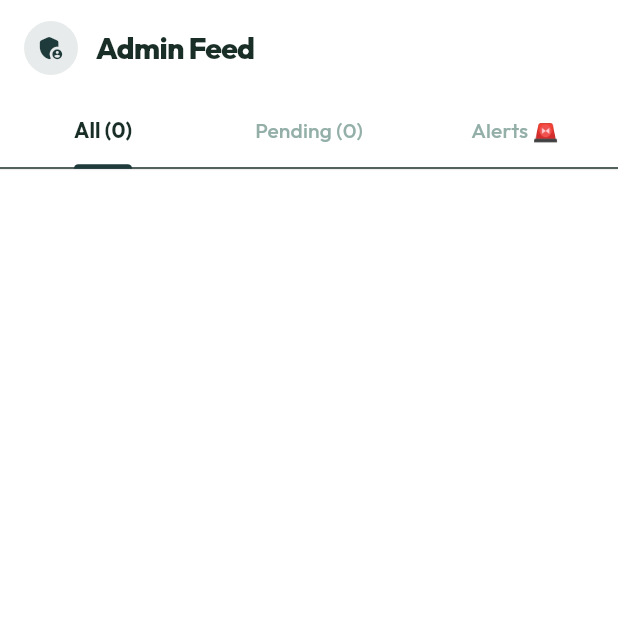
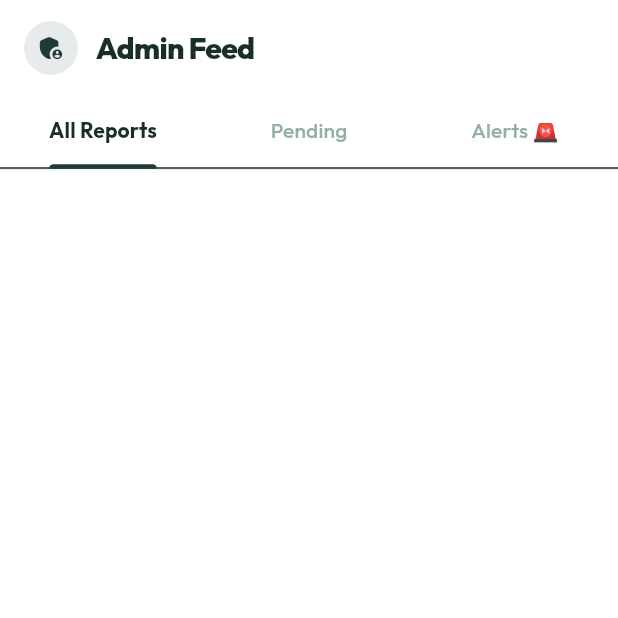
Before and after one commit to Dhaneesh05/KitahackProject2026, a Flutter app: the AdminFeedScreen screen opened directly, on a phone screen of 412 x 824 dp, the top half of it. Run offline on Flutter 3.47's test engine with Material 3 defaults, Android fonts, the phone set to English and light mode, and no system bars; our stand-ins replace cloud_firestore, csv, firebase_auth, firebase_core, firebase_storage, fl_chart and 7 more; accounts and stored records are empty.

Commit message:
Integrate V7.3 Admin Backend

```diff
--- a/lib/screens/admin_feed_screen.dart
+++ b/lib/screens/admin_feed_screen.dart
@@ -1,7 +1,7 @@
 import 'package:flutter/material.dart';
-import 'package:cloud_firestore/cloud_firestore.dart';
+import '../models/post.dart';
 import '../services/database_service.dart';
-import '../widgets/firestore_report_card.dart';
+import '../widgets/admin_post_card.dart';
 import '../theme/app_theme.dart';
 
 /// The admin's version of the feed — live from Firestore with admin filter tabs.
@@ -33,19 +33,12 @@ class _AdminFeedScreenState extends State<AdminFeedScreen>
     return Scaffold(
       backgroundColor: Colors.white,
       body: SafeArea(
-        child: StreamBuilder<QuerySnapshot>(
-          stream: DatabaseService().getActiveReports(),
+        child: StreamBuilder<List<Post>>(
+          stream: DatabaseService().getFeedPostsStream(),
           builder: (context, snapshot) {
-            final allDocs = snapshot.data?.docs ?? [];
-            final pendingDocs = allDocs.where((doc) {
-              final data = doc.data() as Map<String, dynamic>;
-              return (data['status']?.toString().toLowerCase() ?? '') == 'pending';
-            }).toList();
-            final alertDocs = allDocs.where((doc) {
-              final data = doc.data() as Map<String, dynamic>;
-              final s = data['severityScore']?.toString().toLowerCase() ?? '';
-              return s == 'danger' || s == 'high';
-            }).toList();
+            final allPosts = snapshot.data ?? [];
+            final pendingPosts = allPosts.where((p) => p.status == PostStatus.pending).toList();
+            final alertPosts = allPosts.where((p) => p.effectiveSeverity.toLowerCase() == 'danger' || p.effectiveSeverity.toLowerCase() == 'high').toList();
 
             return Column(
               children: [
@@ -81,7 +74,7 @@ class _AdminFeedScreenState extends State<AdminFeedScreen>
                               ),
                             ),
                             const Spacer(),
-                            if (pendingDocs.isNotEmpty)
+                            if (pendingPosts.isNotEmpty)
                               Container(
                                 padding: const EdgeInsets.symmetric(horizontal: 10, vertical: 4),
                                 decoration: BoxDecoration(
@@ -89,7 +82,7 @@ class _AdminFeedScreenState extends State<AdminFeedScreen>
                                   borderRadius: BorderRadius.circular(12),
                                 ),
                                 child: Text(
-                                  '${pendingDocs.length} Pending',
+                                  '${pendingPosts.length} Pending',
                                   style: TextStyle(
                                     fontSize: 11,
                                     fontWeight: FontWeight.w700,
@@ -108,10 +101,10 @@ class _AdminFeedScreenState extends State<AdminFeedScreen>
                         unselectedLabelColor: AppColors.of(context).textMuted,
                         labelStyle: const TextStyle(fontWeight: FontWeight.w700, fontSize: 14),
                         unselectedLabelStyle: const TextStyle(fontWeight: FontWeight.w500, fontSize: 14),
-                        tabs: [
-                          Tab(text: 'All (${allDocs.length})'),
-                          Tab(text: 'Pending (${pendingDocs.length})'),
-                          const Tab(text: 'Alerts 🚨'),
+                        tabs: const [
+                          Tab(text: 'All Reports'),
+                          Tab(text: 'Pending'),
+                          Tab(text: 'Alerts 🚨'),
                         ],
                       ),
                     ],
@@ -121,16 +114,17 @@ class _AdminFeedScreenState extends State<AdminFeedScreen>
                 // ── Tab Content ───────────────────────────────
                 Expanded(
                   child: snapshot.connectionState == ConnectionState.waiting
-                      ? Center(child: CircularProgressIndicator(
-                          color: const Color(0xFF1E3A3A), strokeWidth: 2))
-                      : TabBarView(
-                          controller: _tabController,
-                          children: [
-                            _AdminReportList(docs: allDocs),
-                            _AdminReportList(docs: pendingDocs, emptyLabel: 'No pending reports'),
-                            _AdminReportList(docs: alertDocs, emptyLabel: 'No active alerts'),
-                          ],
-                        ),
+                      ? Center(child: CircularProgressIndicator(color: const Color(0xFF1E3A3A), strokeWidth: 2))
+                      : snapshot.hasError
+                          ? _ErrorView(error: snapshot.error.toString())
+                          : TabBarView(
+                              controller: _tabController,
+                              children: [
+                                _AdminPostList(posts: allPosts),
+                                _AdminPostList(posts: pendingPosts),
+                                _AdminPostList(posts: alertPosts),
+                              ],
+                            ),
                 ),
               ],
             );
@@ -141,20 +135,19 @@ class _AdminFeedScreenState extends State<AdminFeedScreen>
   }
 }
 
-// ── Admin Report List ──────────────────────────────────────────────────────────
-class _AdminReportList extends StatelessWidget {
-  final List<QueryDocumentSnapshot> docs;
-  final String emptyLabel;
-  const _AdminReportList({required this.docs, this.emptyLabel = 'No reports'});
+// ─── Post list ───────────────────────────────────────────────────────────────
+class _AdminPostList extends StatelessWidget {
+  final List<Post> posts;
+  const _AdminPostList({required this.posts});
 
   @override
   Widget build(BuildContext context) {
-    if (docs.isEmpty) {
+    if (posts.isEmpty) {
       return Center(
         child: Column(mainAxisSize: MainAxisSize.min, children: [
           Icon(Icons.inbox_rounded, size: 52, color: AppColors.of(context).textMuted),
           const SizedBox(height: 12),
-          Text(emptyLabel,
+          Text('No reports',
               style: TextStyle(
                   color: AppColors.of(context).textSecondary,
                   fontWeight: FontWeight.w600,
@@ -168,17 +161,36 @@ class _AdminReportList extends StatelessWidget {
         constraints: const BoxConstraints(maxWidth: 680),
         child: ListView.builder(
           padding: const EdgeInsets.symmetric(vertical: 10),
-          itemCount: docs.length,
-          itemBuilder: (_, i) {
-            final data = docs[i].data() as Map<String, dynamic>;
-            return FirestoreReportCard(
-              data: data,
-              docId: docs[i].id,
-              isAdmin: true,
-            );
-          },
+          itemCount: posts.length,
+          itemBuilder: (_, i) => AdminPostCard(post: posts[i]),
         ),
       ),
     );
   }
 }
+
+// ─── Error view ──────────────────────────────────────────────────────────────
+
+class _ErrorView extends StatelessWidget {
+  final String error;
+  const _ErrorView({required this.error});
+
+  @override
+  Widget build(BuildContext context) {
+    return Center(
+      child: Padding(
+        padding: const EdgeInsets.all(24),
+        child: Column(mainAxisSize: MainAxisSize.min, children: [
+          Icon(Icons.cloud_off_rounded, size: 52, color: Colors.grey.shade400),
+          const SizedBox(height: 12),
+          const Text('Could not load posts',
+              style: TextStyle(fontWeight: FontWeight.w700, fontSize: 16)),
+          const SizedBox(height: 8),
+          Text(error,
+              textAlign: TextAlign.center,
+              style: TextStyle(fontSize: 12, color: Colors.grey.shade500)),
+        ]),
+      ),
+    );
+  }
+}
```
Also changed, not shown: analyze.txt (added, +13 -0 lines), lib/models/admin_store.dart (+27 -21 lines), lib/widgets/admin_post_card.dart (+59 -43 lines).
